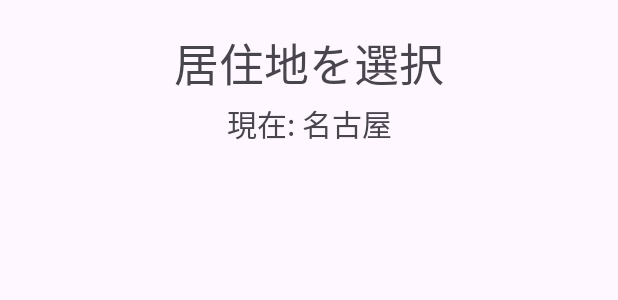
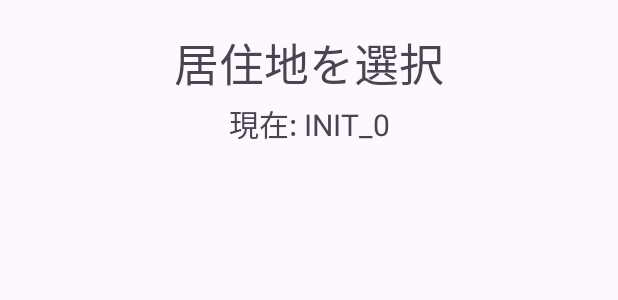
Before and after one commit to t-haruki122/Powerful_Alarm, an Android app: the layout activity_area_settings.xml on its own in the app's theme, with its tools: preview values and no code run, on a phone screen of 412 x 824 dp. Shown: the part 275-575 px from the top of the screen. Run offline under Robolectric (Android 15) with nearby library versions, the phone set to English and light mode, and no system bars.

```diff
--- a/app/src/main/res/layout/activity_area_settings.xml
+++ b/app/src/main/res/layout/activity_area_settings.xml
@@ -58,7 +58,7 @@
         android:layout_width="match_parent"
         android:layout_height="wrap_content"
 
-        android:text="現在: 名古屋"
+        android:text="現在: INIT_0"
         android:gravity="center"
         android:textSize="20sp"
 
```
